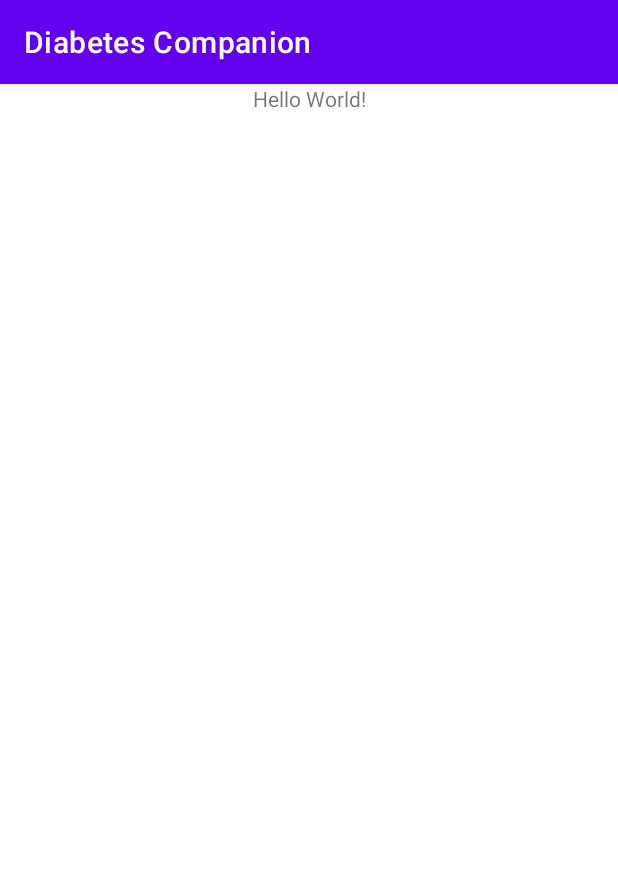
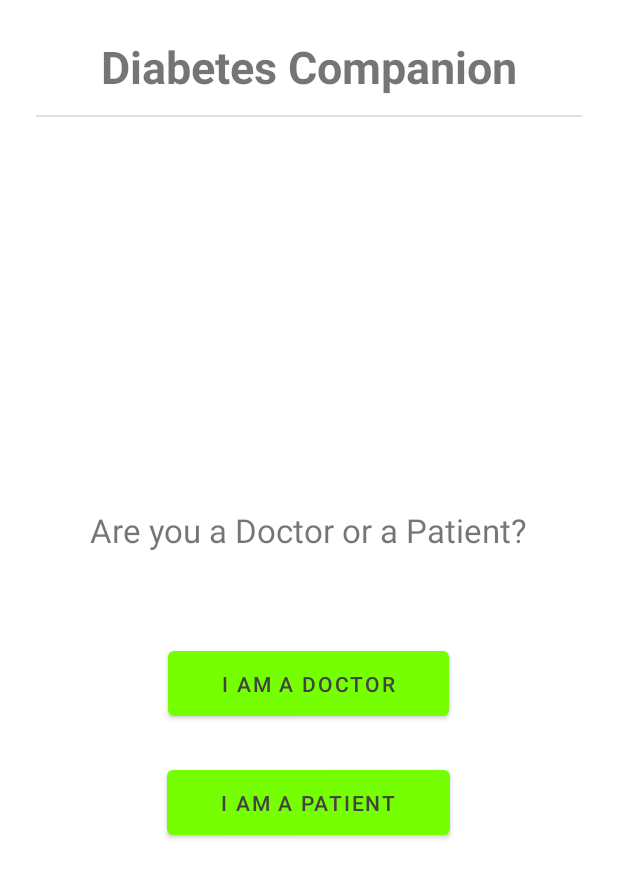
Before and after one commit to omar-zia2514/BGL, an Android app: the screen it shows after launch (MainActivity before the commit, ModeSelectActivity after it), on a phone screen of 412 x 824 dp. Shown: the top 878 px of the screen. Run offline under Robolectric (Android 15) with nearby library versions, the phone set to English and light mode, and no system bars.

Commit message:
thursday...feb18-21

```diff
--- a/app/src/main/AndroidManifest.xml
+++ b/app/src/main/AndroidManifest.xml
@@ -9,13 +9,15 @@
         android:roundIcon="@mipmap/ic_launcher_round"
         android:supportsRtl="true"
         android:theme="@style/Theme.DiabetesCompanion">
-        <activity android:name=".MainActivity">
+        <activity android:name=".PatientsListActivity"></activity>
+        <activity android:name=".SplashActivity">
             <intent-filter>
                 <action android:name="android.intent.action.MAIN" />
 
                 <category android:name="android.intent.category.LAUNCHER" />
             </intent-filter>
         </activity>
+        <activity android:name=".ModeSelectActivity"></activity>
     </application>
 
 </manifest>
--- /dev/null
+++ b/app/src/main/java/com/prototype/diabetescompanion/ModeSelectActivity.kt
@@ -0,0 +1,38 @@
+package com.prototype.diabetescompanion
+
+import android.content.Context
+import android.content.Intent
+import android.os.Bundle
+import android.os.Handler
+import androidx.appcompat.app.AppCompatActivity
+import com.prototype.diabetescompanion.databinding.ActivityModeSelectBinding
+
+class ModeSelectActivity : AppCompatActivity() {
+    private lateinit var binding: ActivityModeSelectBinding
+    private lateinit var ctx: Context
+
+    override fun onCreate(savedInstanceState: Bundle?) {
+        super.onCreate(savedInstanceState)
+
+        binding = ActivityModeSelectBinding.inflate(layoutInflater)
+        val view = binding.root
+        setContentView(view)
+
+        ctx = this
+
+        binding.apply {
+            btnDoctor.setOnClickListener {
+                Handler().post {
+                    startActivity(
+                        Intent(
+                            ctx,
+                            PatientsListActivity::class.java
+                        )
+                    )
+                }
+            }
+        }
+    }
+
+
+}
--- a/app/src/main/java/com/prototype/diabetescompanion/MainActivity.kt
+++ b/app/src/main/java/com/prototype/diabetescompanion/PatientsListActivity.kt
@@ -3,15 +3,9 @@ package com.prototype.diabetescompanion
 import androidx.appcompat.app.AppCompatActivity
 import android.os.Bundle
 
-class MainActivity : AppCompatActivity() {
+class PatientsListActivity : AppCompatActivity() {
     override fun onCreate(savedInstanceState: Bundle?) {
         super.onCreate(savedInstanceState)
-        setContentView(R.layout.activity_main)
-    }
-
-    fun testKotlibFun(){
-        //comment
-        //office
-        //office through ide
+        setContentView(R.layout.activity_patients_list)
     }
 }
--- /dev/null
+++ b/app/src/main/java/com/prototype/diabetescompanion/SplashActivity.kt
@@ -0,0 +1,41 @@
+package com.prototype.diabetescompanion
+
+import android.content.Context
+import android.content.Intent
+import android.graphics.Typeface
+import android.os.Bundle
+import android.os.Handler
+import androidx.appcompat.app.AppCompatActivity
+import com.prototype.diabetescompanion.databinding.ActivitySplashBinding
+import java.util.*
+
+class SplashActivity : AppCompatActivity() {
+    private lateinit var binding: ActivitySplashBinding
+    private lateinit var ctx: Context
+    private val SPLASH_DELAY: Long = 500
+
+    override fun onCreate(savedInstanceState: Bundle?) {
+        super.onCreate(savedInstanceState)
+
+        binding = ActivitySplashBinding.inflate(layoutInflater)
+        val view = binding.root
+        setContentView(view)
+
+        ctx = this
+
+        val typeFace: Typeface = Typeface.createFromAsset(assets, "fonts/NeogreyMedium.otf")
+
+        binding.apply {
+            titleHalfLeft.setText("Diabetes".toUpperCase(Locale.getDefault()))
+            titleHalfRight.setText(" Companion".toUpperCase(Locale.getDefault()))
+            titleHalfLeft.setTypeface(typeFace)
+            titleHalfRight.setTypeface(typeFace)
+        }
+
+        val handler = Handler()
+        handler.postDelayed(
+            { startActivity(Intent(ctx, ModeSelectActivity::class.java)) },
+            SPLASH_DELAY
+        )
+    }
+}
--- /dev/null
+++ b/app/src/main/res/drawable/test_drawable.xml
@@ -0,0 +1,5 @@
+<shape xmlns:android="http://schemas.android.com/apk/res/android" android:shape="rectangle">
+    <stroke android:width="1dp" android:color="#FF404040" />
+    <corners android:radius="6dp" />
+    <gradient android:startColor="#FF6800" android:centerColor="#FF8000" android:endColor="#FF9700" android:angle="90" />
+</shape>
--- /dev/null
+++ b/app/src/main/res/layout/activity_mode_select.xml
@@ -0,0 +1,72 @@
+<?xml version="1.0" encoding="utf-8"?>
+<LinearLayout xmlns:android="http://schemas.android.com/apk/res/android"
+    xmlns:tools="http://schemas.android.com/tools"
+    android:layout_width="match_parent"
+    android:layout_height="match_parent"
+    tools:context=".ModeSelectActivity"
+    android:orientation="vertical"
+    android:gravity="center">
+
+    <TextView
+        android:layout_width="match_parent"
+        android:layout_height="wrap_content"
+        android:layout_gravity="center_horizontal"
+        android:gravity="center"
+        android:paddingTop="24dp"
+        android:paddingStart="24dp"
+        android:paddingEnd="24dp"
+        android:paddingBottom="12dp"
+        android:text="@string/app_name"
+        android:textSize="30sp"
+        android:textStyle="bold"
+        android:theme="@style/Theme.DiabetesCompanion" />
+
+    <View
+        android:layout_width="match_parent"
+        android:layout_height="1dp"
+        android:background="@color/light_grey"
+        android:layout_marginStart="24dp"
+        android:layout_marginEnd="24dp" />
+
+    <LinearLayout
+        android:layout_width="match_parent"
+        android:layout_height="match_parent"
+        tools:context=".ModeSelectActivity"
+        android:orientation="vertical"
+        android:gravity="center">
+
+        <TextView
+            android:layout_width="wrap_content"
+            android:layout_height="wrap_content"
+            android:text="@string/text_txt_mode_select"
+            android:padding="12dp"
+            android:layout_marginBottom="36dp"
+            android:textSize="22sp" />
+
+        <Button
+            android:id="@+id/btn_doctor"
+            android:layout_width="wrap_content"
+            android:layout_height="wrap_content"
+            android:layout_gravity="center"
+            android:text="@string/text_btn_doctor"
+            android:paddingTop="12dp"
+            android:paddingBottom="12dp"
+            android:paddingStart="36dp"
+            android:paddingEnd="36dp"
+            android:layout_margin="12dp"
+            android:textColor="@color/dark_grey" />
+
+        <Button
+            android:id="@+id/btn_patient"
+            android:layout_width="wrap_content"
+            android:layout_height="wrap_content"
+            android:layout_gravity="center"
+            android:text="@string/text_btn_patient"
+            android:paddingTop="12dp"
+            android:paddingBottom="12dp"
+            android:paddingStart="36dp"
+            android:paddingEnd="36dp"
+            android:layout_margin="12dp"
+            android:textColor="@color/dark_grey" />
+    </LinearLayout>
+</LinearLayout>
--- a/app/src/main/res/layout/activity_main.xml
+++ b/app/src/main/res/layout/activity_patients_list.xml
@@ -4,15 +4,6 @@
     xmlns:tools="http://schemas.android.com/tools"
     android:layout_width="match_parent"
     android:layout_height="match_parent"
-    tools:context=".MainActivity">
-
-    <TextView
-        android:layout_width="wrap_content"
-        android:layout_height="match_parent"
-        android:text="Hello World!"
-        app:layout_constraintBottom_toBottomOf="parent"
-        app:layout_constraintLeft_toLeftOf="parent"
-        app:layout_constraintRight_toRightOf="parent"
-        app:layout_constraintTop_toTopOf="parent" />
+    tools:context=".PatientsListActivity">
 
 </androidx.constraintlayout.widget.ConstraintLayout>
--- a/app/src/main/res/values-night/themes.xml
+++ b/app/src/main/res/values-night/themes.xml
@@ -1,16 +1,16 @@
 <resources xmlns:tools="http://schemas.android.com/tools">
     <!-- Base application theme. -->
-    <style name="Theme.DiabetesCompanion" parent="Theme.MaterialComponents.DayNight.DarkActionBar">
+    <style name="Theme.DiabetesCompanion" parent="Theme.MaterialComponents.DayNight.NoActionBar">
         <!-- Primary brand color. -->
-        <item name="colorPrimary">@color/purple_200</item>
-        <item name="colorPrimaryVariant">@color/purple_700</item>
+        <item name="colorPrimary">#b0ff57</item>
+        <item name="colorPrimaryVariant">#32cb00</item>
         <item name="colorOnPrimary">@color/black</item>
         <!-- Secondary brand color. -->
         <item name="colorSecondary">@color/teal_200</item>
         <item name="colorSecondaryVariant">@color/teal_200</item>
         <item name="colorOnSecondary">@color/black</item>
         <!-- Status bar color. -->
-        <item name="android:statusBarColor" tools:targetApi="l">?attr/colorPrimaryVariant</item>
+        <item name="android:statusBarColor" tools:targetApi="l">?attr/color</item>
         <!-- Customize your theme here. -->
     </style>
 </resources>
--- a/app/src/main/res/values/colors.xml
+++ b/app/src/main/res/values/colors.xml
@@ -7,4 +7,9 @@
     <color name="teal_700">#FF018786</color>
     <color name="black">#FF000000</color>
     <color name="white">#FFFFFFFF</color>
+
+    <color name="dark_grey">#424242</color>
+    <color name="light_grey">#e0e0e0</color>
+    <color name="parrot_green">#76ff03</color>
+
 </resources>
--- a/app/src/main/res/values/strings.xml
+++ b/app/src/main/res/values/strings.xml
@@ -1,3 +1,8 @@
 <resources>
     <string name="app_name">Diabetes Companion</string>
+
+    <string name="text_btn_doctor">I am a Doctor</string>
+    <string name="text_btn_patient">I am a Patient</string>
+    <string name="text_txt_mode_select">Are you a Doctor or a Patient?</string>
+
 </resources>
--- a/app/src/main/res/values/themes.xml
+++ b/app/src/main/res/values/themes.xml
@@ -1,9 +1,9 @@
 <resources xmlns:tools="http://schemas.android.com/tools">
     <!-- Base application theme. -->
-    <style name="Theme.DiabetesCompanion" parent="Theme.MaterialComponents.DayNight.DarkActionBar">
+    <style name="Theme.DiabetesCompanion" parent="Theme.MaterialComponents.DayNight.NoActionBar">
         <!-- Primary brand color. -->
-        <item name="colorPrimary">@color/purple_500</item>
-        <item name="colorPrimaryVariant">@color/purple_700</item>
+        <item name="colorPrimary">#76ff03</item>
+        <item name="colorPrimaryVariant">#32cb00</item>
         <item name="colorOnPrimary">@color/white</item>
         <!-- Secondary brand color. -->
         <item name="colorSecondary">@color/teal_200</item>
@@ -12,5 +12,6 @@
         <!-- Status bar color. -->
         <item name="android:statusBarColor" tools:targetApi="l">?attr/colorPrimaryVariant</item>
         <!-- Customize your theme here. -->
+<!--        <item name="android:textColor">@color/black</item>-->
     </style>
 </resources>
```
Also changed, not shown: app/build.gradle (+11 -7 lines), app/src/main/res/drawable/rounded_button_background.xml (added, +11 -0 lines), app/src/main/res/layout/activity_splash.xml (added, +31 -0 lines), app/src/main/assets/fonts/NeogreyMedium.otf (added).
